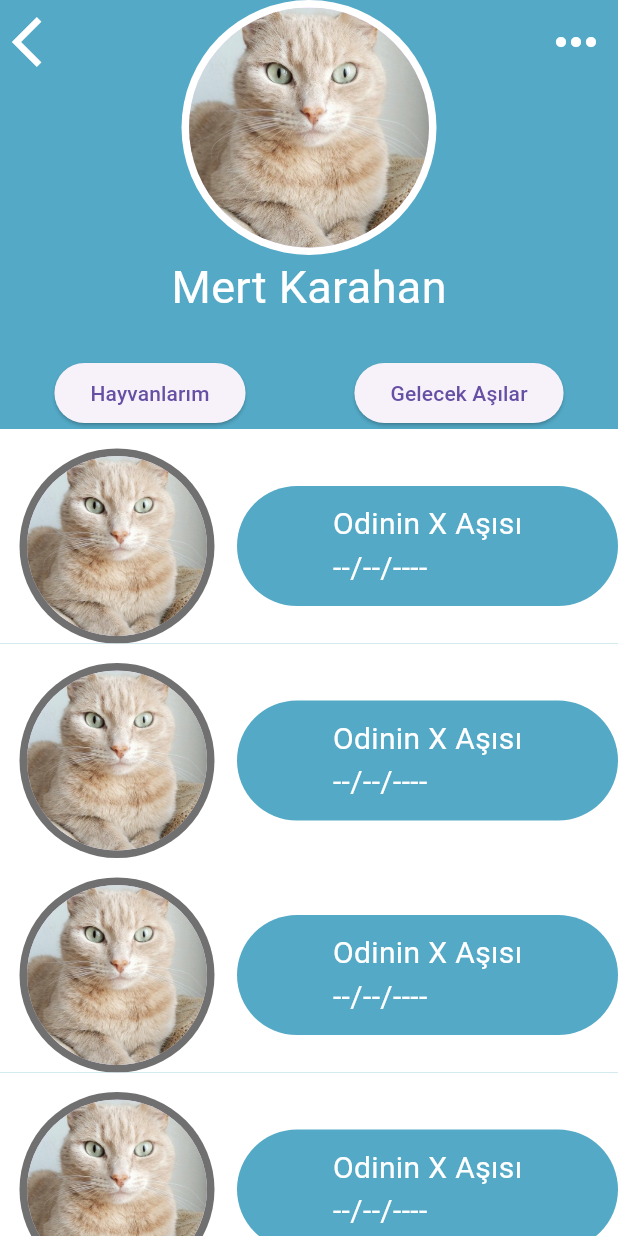
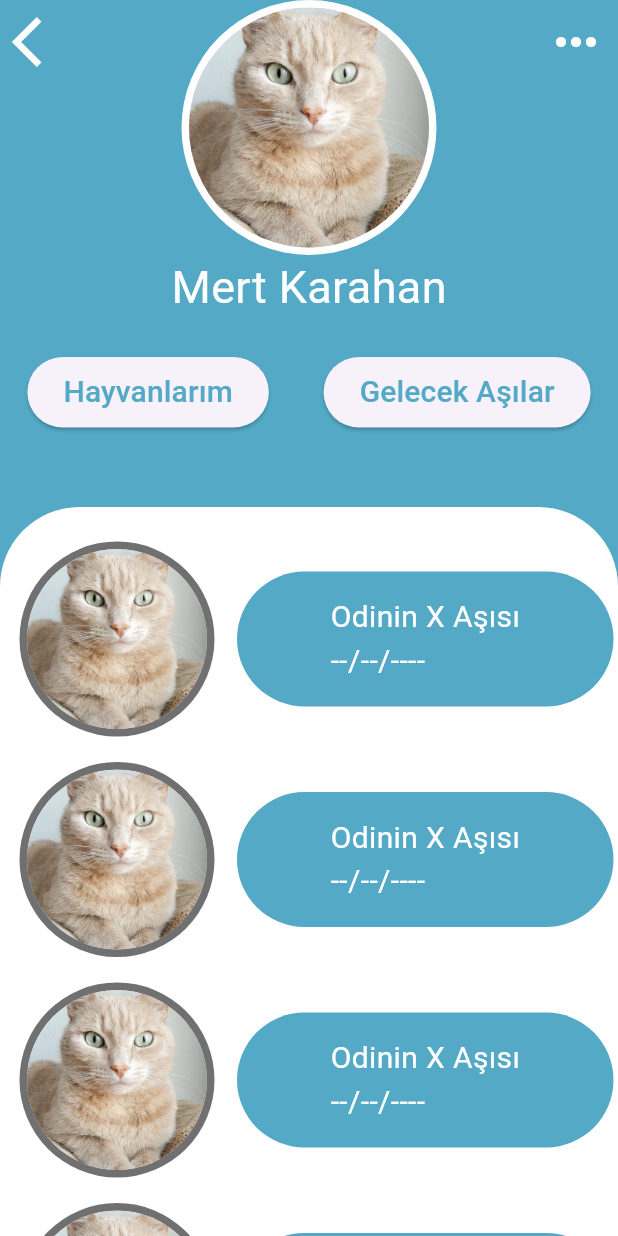
Before and after one commit to GDSC-Iztech/PetPasApp, a Flutter app: the ProfileScreen screen opened directly, on a phone screen of 412 x 824 dp. Run offline on Flutter 3.47's test engine with Material 2 defaults, Android fonts, the light colour scheme and no system bars; our stand-ins replace hexcolor; missing offline and left inert: custom_calender_picker.

Commit message:
ProfileScreenUpdate

```diff
--- a/lib/view/screens/profileScreen.dart
+++ b/lib/view/screens/profileScreen.dart
@@ -11,7 +11,6 @@ class ProfileScreen extends StatelessWidget {
     return Scaffold(
       backgroundColor: appColor.blue,
       body: SafeArea(
-        child: SingleChildScrollView(
         child: Column(
           children: [
             //header
@@ -56,17 +55,47 @@ class ProfileScreen extends StatelessWidget {
             Row(
               mainAxisAlignment: MainAxisAlignment.spaceAround,
               children: [
-                  ElevatedButton(
-                      onPressed: () {}, child: const Text("Hayvanlarım")),
-                  ElevatedButton(
-                      onPressed: () {}, child: const Text("Gelecek Aşılar"))
+                SizedBox(
+                  height: 47,
+                  child: ElevatedButton(
+                      onPressed: () {},
+                      child: Text(
+                        "Hayvanlarım",
+                        style: TextStyle(fontSize: 20, color: appColor.blue),
+                      )),
+                ),
+                SizedBox(
+                  height: 47,
+                  child: ElevatedButton(
+                      onPressed: () {},
+                      child: Text(
+                        "Gelecek Aşılar",
+                        style: TextStyle(fontSize: 20, color: appColor.blue),
+                      )),
+                ),
               ],
             ),
 
             //Container
-              MyCard(), MyCard(), MyCard(), MyCard(), MyCard(), MyCard()
+            // MyCard(), MyCard(), MyCard(), MyCard(), MyCard(), MyCard()
+            Expanded(
+              child: Container(
+                // ignore: prefer_const_constructors
+                padding: EdgeInsets.only(top: 6),
+                margin: EdgeInsets.only(top: 53),
+                decoration: const BoxDecoration(
+                  color: Colors.white,
+                  borderRadius: BorderRadius.only(
+                    topLeft: Radius.circular(53.0),
+                    topRight: Radius.circular(53.0),
+                  ),
+                ),
+                child: ListView(
+                  children: const [MyCard(), MyCard(), MyCard(), MyCard()],
+                ),
+              ),
+            )
           ],
-          ),
         ),
       ),
     );
--- a/lib/view/widgets/myCard.dart
+++ b/lib/view/widgets/myCard.dart
@@ -7,9 +7,8 @@ class MyCard extends StatelessWidget {
 
   @override
   Widget build(BuildContext context) {
-    return Container(
-      decoration: BoxDecoration(color: Colors.white),
-      padding: EdgeInsets.only(left: 13, top: 13),
+    return Padding(
+      padding: EdgeInsets.only(left: 13, top: 17, right: 3),
       child: Row(
         children: [
           MyCircleAvatar(
@@ -22,7 +21,7 @@ class MyCard extends StatelessWidget {
           ),
           Expanded(
             child: Container(
-              height: 80,
+              height: 90,
               decoration: BoxDecoration(
                 borderRadius: BorderRadius.circular(53),
                 color: appColor.blue,
```
Lines whose indentation alone changed are shown as unchanged.
